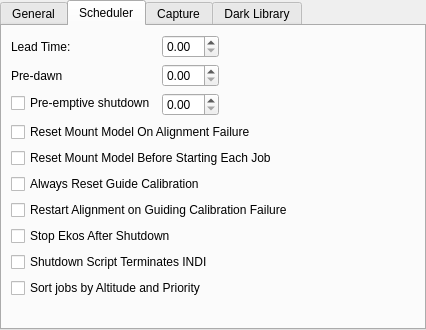
The window that kstars/ekos/opsekos.ui (KDE/kstars) describes before a commit, drawn with Qt 5.
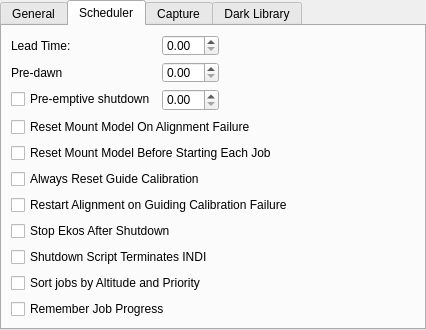
The same window after the commit. The open tabs and pages were chosen to show the change.

Commit message: Use "Remember Job Progress" in Scheduler and "Always Reset Sequence When Starting" in Capture.

Patch:
```diff
--- a/kstars/ekos/opsekos.ui
+++ b/kstars/ekos/opsekos.ui
@@ -282,6 +282,19 @@
       </property>
      </widget>
     </item>
+    <item>
+     <widget class="QCheckBox" name="kcfg_RememberJobProgress">
+      <property name="toolTip">
+       <string>&lt;html&gt;&lt;head/&gt;&lt;body&gt;&lt;p&gt;When processing a scheduled job, resume the sequence starting from the last image present in storage.&lt;/p&gt;&lt;/body&gt;&lt;/html&gt;</string>
+      </property>
+      <property name="text">
+       <string>Remember Job Progress</string>
+      </property>
+      <property name="checked">
+       <bool>false</bool>
+      </property>
+     </widget>
+    </item>
     <item>
      <spacer name="verticalSpacer">
       <property name="orientation">
@@ -398,7 +411,7 @@
         </layout>
        </item>
        <item>
-        <widget class="QCheckBox" name="kcfg_RememberJobProgress">
+        <widget class="QCheckBox" name="kcfg_AlwaysResetSequenceWhenStarting">
          <property name="toolTip">
           <string>When loading a sequence file,  resume the sequence starting from the last captured image, if any.</string>
          </property>
@@ -406,7 +419,7 @@
           <string>Remember Job Progress</string>
          </property>
          <property name="checked">
-          <bool>true</bool>
+          <bool>false</bool>
          </property>
         </widget>
        </item>
```
Left out of the diff: 4 changed lines with no effect on the pictures. The commit also changes 5 other files.
